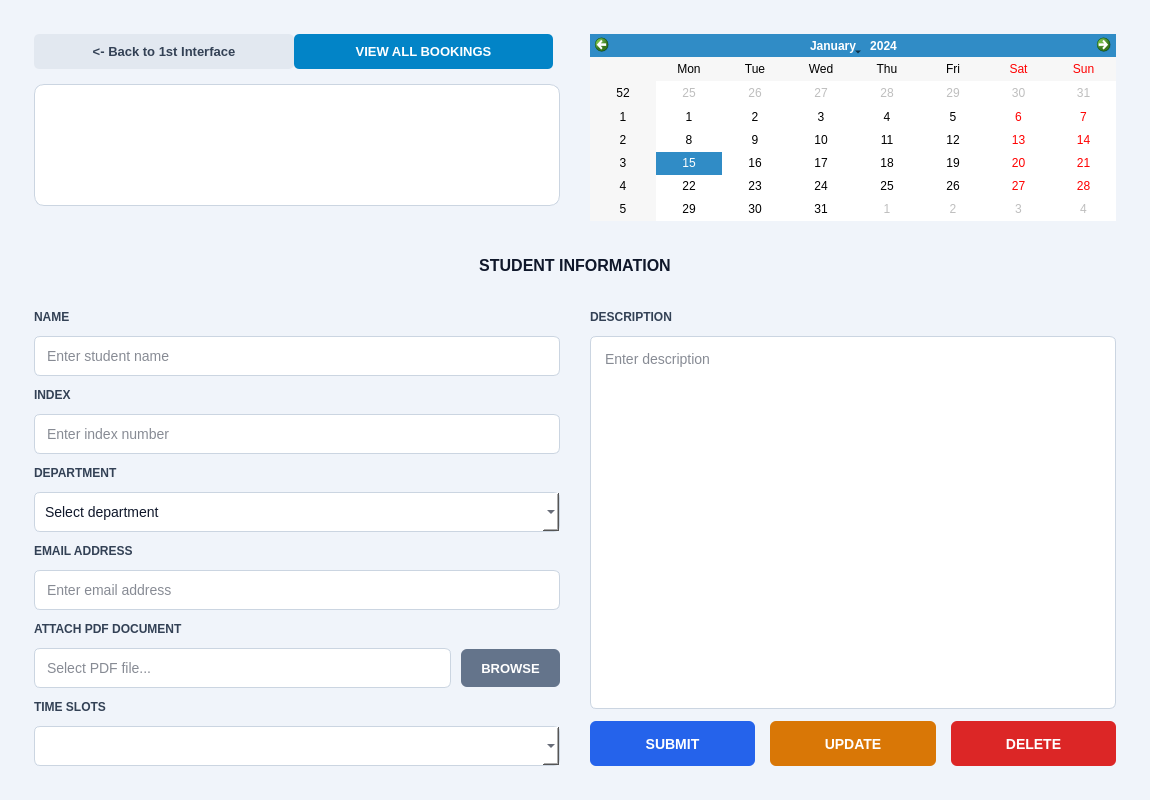
First picture: the form in mainwindow.ui, repository PPAS-Rashmika/SYNCLAB-Centralized-Workshop-Laboratory-Allocation-Platform, before the edit.
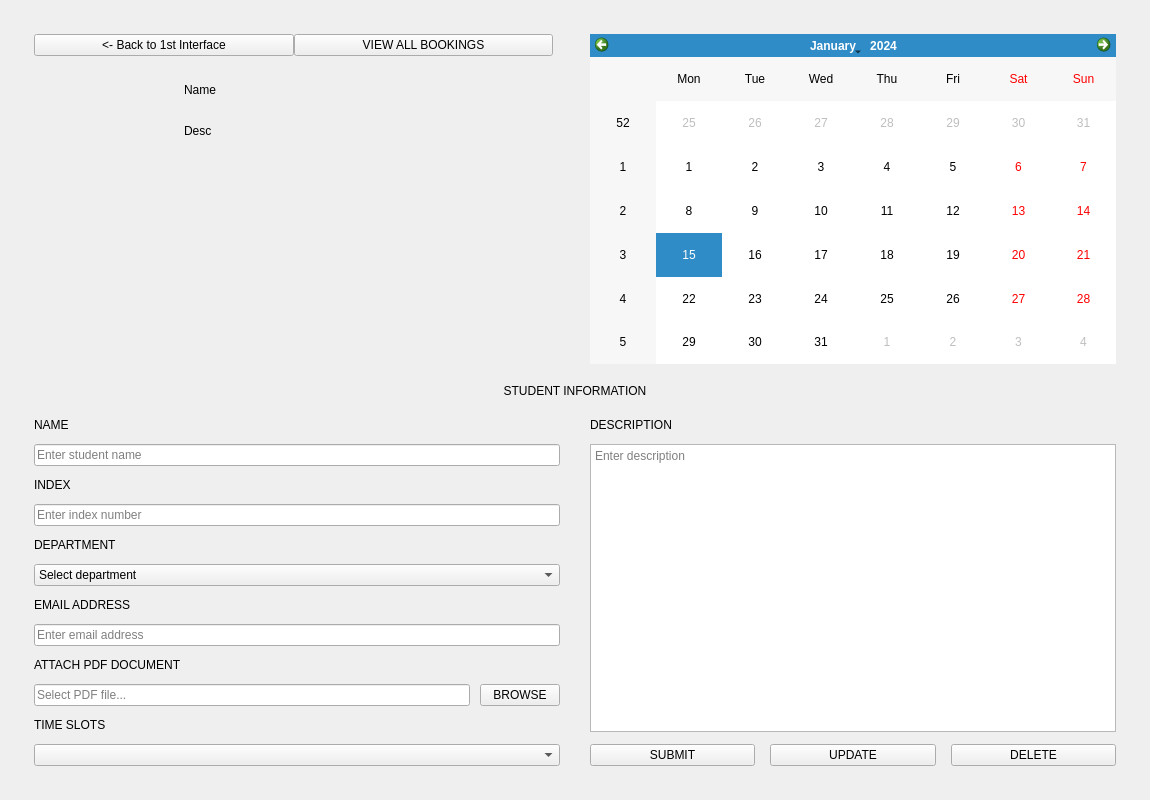
Second picture: the form after the edit. The open tabs and pages were chosen to show the change. Custom widgets are drawn as their Qt base class.

Patch:
```diff
--- a/mainwindow.ui
+++ b/mainwindow.ui
@@ -13,9 +13,6 @@
   <property name="windowTitle">
    <string>Student Workshop App</string>
   </property>
-  <property name="styleSheet">
-   <string>QMainWindow { background-color: #F0F4FA; }</string>
-  </property>
   <widget class="QWidget" name="centralwidget">
    <layout class="QVBoxLayout" name="verticalLayout">
     <item>
@@ -96,13 +93,11 @@
             <item alignment="Qt::AlignTop">
              <widget class="QPushButton" name="backBtn">
               <property name="text"><string>&lt;- Back to 1st Interface</string></property>
-              <property name="styleSheet"><string>padding: 10px 15px; background-color: #E2E8F0; color: #334155; border-radius: 5px; font-weight: bold; font-size: 13px;</string></property>
              </widget>
             </item>
             <item alignment="Qt::AlignTop">
              <widget class="QPushButton" name="viewRecordsBtn">
               <property name="text"><string>VIEW ALL BOOKINGS</string></property>
-              <property name="styleSheet"><string>padding: 10px 15px; background-color: #0284C7; color: white; border-radius: 5px; font-weight: bold; font-size: 13px;</string></property>
              </widget>
             </item>
             <item>
@@ -114,7 +109,6 @@
           </item>
           <item>
            <widget class="QFrame" name="infoCard">
-            <property name="styleSheet"><string>QFrame { background-color: #FFFFFF; border-radius: 10px; border: 1px solid #CBD5E1; margin-top: 15px; }</string></property>
             <layout class="QHBoxLayout" name="horizontalLayout_info">
              <property name="spacing"><number>15</number></property>
              <property name="leftMargin"><number>15</number></property>
@@ -129,7 +123,6 @@
                <property name="maximumSize">
                 <size><width>120</width><height>90</height></size>
                </property>
-               <property name="styleSheet"><string>border: none; background-color: transparent;</string></property>
                <property name="alignment"><set>Qt::AlignCenter</set></property>
               </widget>
              </item>
@@ -137,12 +130,12 @@
               <layout class="QVBoxLayout" name="verticalLayout_text">
                <item>
                 <widget class="QLabel" name="selectedNameLabel">
-                 <property name="styleSheet"><string>font-size: 18px; font-weight: 800; color: #0F172A; border: none;</string></property>
+                 <property name="text"><string>Name</string></property>
                 </widget>
                </item>
                <item>
                 <widget class="QLabel" name="selectedDescLabel">
-                 <property name="styleSheet"><string>font-size: 13px; color: #475569; border: none;</string></property>
+                 <property name="text"><string>Desc</string></property>
                  <property name="wordWrap"><bool>true</bool></property>
                  <property name="alignment"><set>Qt::AlignLeading|Qt::AlignLeft|Qt::AlignTop</set></property>
                 </widget>
@@ -167,157 +160,60 @@
             <verstretch>0</verstretch>
            </sizepolicy>
           </property>
-          <property name="styleSheet"><string>CustomCalendarWidget QWidget { alternate-background-color: #F1F5F9; font-size: 13px; }</string></property>
          </widget>
         </item>
         <item row="1" column="0" colspan="2">
          <widget class="QLabel" name="formHeader">
           <property name="text"><string>STUDENT INFORMATION</string></property>
           <property name="alignment"><set>Qt::AlignCenter</set></property>
-          <property name="styleSheet"><string>font-size: 16px; font-weight: bold; color: #0F172A; margin-top: 15px; margin-bottom: 15px; text-transform: uppercase;</string></property>
          </widget>
         </item>
         <item row="2" column="0">
          <layout class="QVBoxLayout" name="leftForm">
           <property name="spacing"><number>12</number></property>
-          <item>
-           <widget class="QLabel" name="label">
-            <property name="text"><string>NAME</string></property>
-            <property name="styleSheet"><string>font-size: 12px; font-weight: bold; color: #334155;</string></property>
-           </widget>
-          </item>
-          <item>
-           <widget class="QLineEdit" name="nameInput">
-            <property name="styleSheet"><string>padding: 0px 10px; min-height: 38px; border: 1px solid #CBD5E1; border-radius: 6px; font-size: 14px; background-color: #FFFFFF; color: #0F172A;</string></property>
-            <property name="placeholderText"><string>Enter student name</string></property>
-           </widget>
-          </item>
-          <item>
-           <widget class="QLabel" name="label_2">
-            <property name="text"><string>INDEX</string></property>
-            <property name="styleSheet"><string>font-size: 12px; font-weight: bold; color: #334155;</string></property>
-           </widget>
-          </item>
-          <item>
-           <widget class="QLineEdit" name="indexInput">
-            <property name="styleSheet"><string>padding: 0px 10px; min-height: 38px; border: 1px solid #CBD5E1; border-radius: 6px; font-size: 14px; background-color: #FFFFFF; color: #0F172A;</string></property>
-            <property name="placeholderText"><string>Enter index number</string></property>
-           </widget>
-          </item>
-          <item>
-           <widget class="QLabel" name="label_3">
-            <property name="text"><string>DEPARTMENT</string></property>
-            <property name="styleSheet"><string>font-size: 12px; font-weight: bold; color: #334155;</string></property>
-           </widget>
-          </item>
+          <item><widget class="QLabel" name="label"><property name="text"><string>NAME</string></property></widget></item>
+          <item><widget class="QLineEdit" name="nameInput"><property name="placeholderText"><string>Enter student name</string></property></widget></item>
+          <item><widget class="QLabel" name="label_2"><property name="text"><string>INDEX</string></property></widget></item>
+          <item><widget class="QLineEdit" name="indexInput"><property name="placeholderText"><string>Enter index number</string></property></widget></item>
+          <item><widget class="QLabel" name="label_3"><property name="text"><string>DEPARTMENT</string></property></widget></item>
           <item>
            <widget class="QComboBox" name="deptInput">
-            <property name="styleSheet"><string>padding: 0px 10px; min-height: 38px; border: 1px solid #CBD5E1; border-radius: 6px; font-size: 14px; background-color: #FFFFFF; color: #0F172A;</string></property>
-            <item>
-             <property name="text"><string>Select department</string></property>
-            </item>
-            <item>
-             <property name="text"><string>Computer Science</string></property>
-            </item>
-            <item>
-             <property name="text"><string>Engineering</string></property>
-            </item>
-            <item>
-             <property name="text"><string>Technology</string></property>
-            </item>
+            <item><property name="text"><string>Select department</string></property></item>
+            <item><property name="text"><string>Computer Science</string></property></item>
+            <item><property name="text"><string>Engineering</string></property></item>
+            <item><property name="text"><string>Technology</string></property></item>
            </widget>
           </item>
-          <item>
-           <widget class="QLabel" name="label_email">
-            <property name="text"><string>EMAIL ADDRESS</string></property>
-            <property name="styleSheet"><string>font-size: 12px; font-weight: bold; color: #334155;</string></property>
-           </widget>
-          </item>
-          <item>
-           <widget class="QLineEdit" name="emailInput">
-            <property name="styleSheet"><string>padding: 0px 10px; min-height: 38px; border: 1px solid #CBD5E1; border-radius: 6px; font-size: 14px; background-color: #FFFFFF; color: #0F172A;</string></property>
-            <property name="placeholderText"><string>Enter email address</string></property>
-           </widget>
-          </item>
-          <item>
-           <widget class="QLabel" name="label_pdf">
-            <property name="text"><string>ATTACH PDF DOCUMENT</string></property>
-            <property name="styleSheet"><string>font-size: 12px; font-weight: bold; color: #334155;</string></property>
-           </widget>
-          </item>
+          <item><widget class="QLabel" name="label_email"><property name="text"><string>EMAIL ADDRESS</string></property></widget></item>
+          <item><widget class="QLineEdit" name="emailInput"><property name="placeholderText"><string>Enter email address</string></property></widget></item>
+          <item><widget class="QLabel" name="label_pdf"><property name="text"><string>ATTACH PDF DOCUMENT</string></property></widget></item>
           <item>
            <layout class="QHBoxLayout" name="pdfLayout">
             <property name="spacing"><number>10</number></property>
-            <item>
-             <widget class="QLineEdit" name="pdfInput">
-              <property name="styleSheet"><string>padding: 0px 10px; min-height: 38px; border: 1px solid #CBD5E1; border-radius: 6px; font-size: 14px; background-color: #FFFFFF; color: #0F172A;</string></property>
-              <property name="readOnly"><bool>true</bool></property>
-              <property name="placeholderText"><string>Select PDF file...</string></property>
-             </widget>
-            </item>
-            <item>
-             <widget class="QPushButton" name="browsePdfBtn">
-              <property name="styleSheet"><string>padding: 0px 20px; min-height: 38px; background-color: #64748B; color: white; border-radius: 6px; font-weight: bold; font-size: 13px;</string></property>
-              <property name="text"><string>BROWSE</string></property>
-             </widget>
-            </item>
+            <item><widget class="QLineEdit" name="pdfInput"><property name="readOnly"><bool>true</bool></property><property name="placeholderText"><string>Select PDF file...</string></property></widget></item>
+            <item><widget class="QPushButton" name="browsePdfBtn"><property name="text"><string>BROWSE</string></property></widget></item>
            </layout>
           </item>
-          <item>
-           <widget class="QLabel" name="label_5">
-            <property name="text"><string>TIME SLOTS</string></property>
-            <property name="styleSheet"><string>font-size: 12px; font-weight: bold; color: #334155;</string></property>
-           </widget>
-          </item>
-          <item>
-           <widget class="QComboBox" name="timeSlotInput">
-            <property name="styleSheet"><string>QComboBox { padding: 0px 10px; min-height: 38px; border: 1px solid #CBD5E1; border-radius: 6px; font-size: 14px; background-color: #FFFFFF; color: #0F172A; }</string></property>
-           </widget>
-          </item>
+          <item><widget class="QLabel" name="label_5"><property name="text"><string>TIME SLOTS</string></property></widget></item>
+          <item><widget class="QComboBox" name="timeSlotInput"></widget></item>
          </layout>
         </item>
         <item row="2" column="1">
          <layout class="QVBoxLayout" name="rightForm">
           <property name="spacing"><number>12</number></property>
-          <item>
-           <widget class="QLabel" name="label_6">
-            <property name="text"><string>DESCRIPTION</string></property>
-            <property name="styleSheet"><string>font-size: 12px; font-weight: bold; color: #334155;</string></property>
-           </widget>
-          </item>
+          <item><widget class="QLabel" name="label_6"><property name="text"><string>DESCRIPTION</string></property></widget></item>
           <item>
            <widget class="QTextEdit" name="descriptionInput">
-            <property name="sizePolicy">
-             <sizepolicy hsizetype="Expanding" vsizetype="Expanding">
-              <horstretch>0</horstretch>
-              <verstretch>0</verstretch>
-             </sizepolicy>
-            </property>
-            <property name="styleSheet"><string>border: 1px solid #CBD5E1; border-radius: 6px; padding: 10px; font-size: 14px; background-color: #FFFFFF; color: #0F172A;</string></property>
+            <property name="sizePolicy"><sizepolicy hsizetype="Expanding" vsizetype="Expanding"><horstretch>0</horstretch><verstretch>0</verstretch></sizepolicy></property>
             <property name="placeholderText"><string>Enter description</string></property>
            </widget>
           </item>
           <item>
            <layout class="QHBoxLayout" name="actionButtonsLayout">
             <property name="spacing"><number>15</number></property>
-            <item>
-             <widget class="QPushButton" name="submitBtn">
-              <property name="styleSheet"><string>background-color: #2563EB; color: white; padding: 0px; min-height: 45px; border-radius: 6px; font-weight: bold; font-size: 14px;</string></property>
-              <property name="text"><string>SUBMIT</string></property>
-             </widget>
-            </item>
-            <item>
-             <widget class="QPushButton" name="updateBtn">
-              <property name="styleSheet"><string>background-color: #D97706; color: white; padding: 0px; min-height: 45px; border-radius: 6px; font-weight: bold; font-size: 14px;</string></property>
-              <property name="text"><string>UPDATE</string></property>
-             </widget>
-            </item>
-            <item>
-             <widget class="QPushButton" name="deleteBtn">
-              <property name="styleSheet"><string>background-color: #DC2626; color: white; padding: 0px; min-height: 45px; border-radius: 6px; font-weight: bold; font-size: 14px;</string></property>
-              <property name="text"><string>DELETE</string></property>
-             </widget>
-            </item>
+            <item><widget class="QPushButton" name="submitBtn"><property name="text"><string>SUBMIT</string></property></widget></item>
+            <item><widget class="QPushButton" name="updateBtn"><property name="text"><string>UPDATE</string></property></widget></item>
+            <item><widget class="QPushButton" name="deleteBtn"><property name="text"><string>DELETE</string></property></widget></item>
            </layout>
           </item>
          </layout>
```
Left out of the diff: 17 changed lines with no effect on the pictures.
